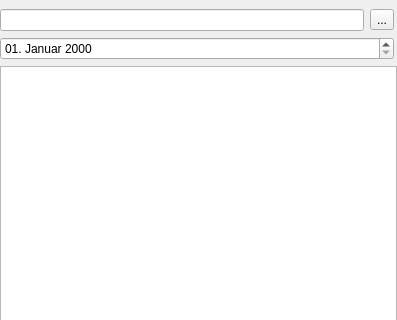
Old version of the form ui_sogis_browser_dock.ui in the repository edigonzales-archiv/qgis_sogisbrowser; both pictures show x 0 to 397 and y 0 to 320 of the 397 by 571 pixel window.
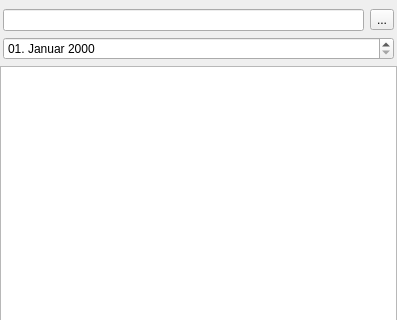
New version of the form.

Patch:
```diff
--- a/ui_sogis_browser_dock.ui
+++ b/ui_sogis_browser_dock.ui
@@ -26,6 +26,9 @@
     </property>
     <item row="0" column="0">
      <layout class="QHBoxLayout" name="horizontalLayout">
+      <property name="leftMargin">
+       <number>3</number>
+      </property>
       <property name="rightMargin">
        <number>3</number>
       </property>
@@ -55,6 +58,9 @@
     </item>
     <item row="1" column="0">
      <layout class="QHBoxLayout" name="horizontalLayout_2">
+      <property name="leftMargin">
+       <number>3</number>
+      </property>
       <property name="rightMargin">
        <number>3</number>
       </property>
```
Left out of the diff: 12 changed lines with no effect on the pictures.
